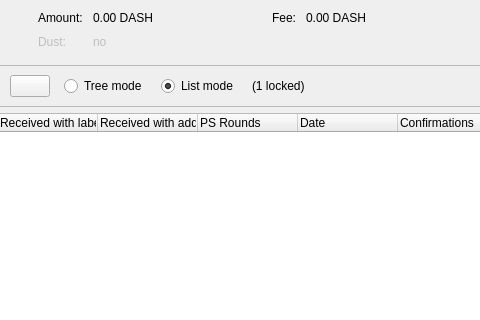
This is src/qt/forms/coincontroldialog.ui in xdustinface/dash as Qt 5 draws it before an edit; both pictures show x 214 to 694 and y 0 to 320 of the 954 by 500 pixel window. The edited form follows.
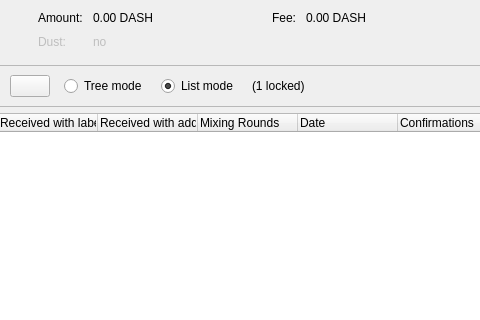
This is the edited form. Custom widgets are drawn as their Qt base class.

Commit message: qt: Rename column "PS Rounds" to "Mixing Rounds"

The edit to the form file:
```diff
--- a/src/qt/forms/coincontroldialog.ui
+++ b/src/qt/forms/coincontroldialog.ui
@@ -422,7 +422,7 @@
      </column>
      <column>
       <property name="text">
-       <string>PS Rounds</string>
+       <string>Mixing Rounds</string>
       </property>
      </column>
      <column>
```
The commit also changes 1 other file.
